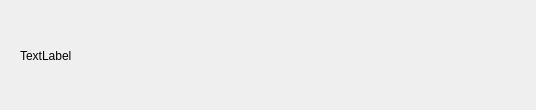
MiBeloz/ModelDepartmentTables, file src/gui/AboutDialog.ui: the form before one commit.
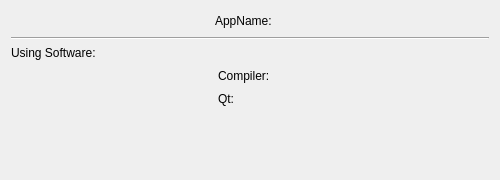
The form after the commit.

Commit message: end adding AboutDialog, clear project

The edit to the form file:
```diff
--- a/src/gui/AboutDialog.ui
+++ b/src/gui/AboutDialog.ui
@@ -6,26 +6,144 @@
    <rect>
     <x>0</x>
     <y>0</y>
-    <width>536</width>
-    <height>110</height>
+    <width>500</width>
+    <height>180</height>
    </rect>
   </property>
   <property name="windowTitle">
    <string>Dialog</string>
   </property>
-  <widget class="QLabel" name="label">
-   <property name="geometry">
-    <rect>
-     <x>20</x>
-     <y>20</y>
-     <width>431</width>
-     <height>71</height>
-    </rect>
-   </property>
-   <property name="text">
-    <string>TextLabel</string>
-   </property>
-  </widget>
+  <layout class="QVBoxLayout" name="verticalLayout">
+   <item>
+    <layout class="QGridLayout" name="gridLayout_2">
+     <item row="0" column="1">
+      <widget class="QLabel" name="labelAppName">
+       <property name="text">
+        <string>AppName:</string>
+       </property>
+      </widget>
+     </item>
+     <item row="0" column="2">
+      <widget class="QLabel" name="labelAppVer">
+       <property name="text">
+        <string/>
+       </property>
+      </widget>
+     </item>
+     <item row="0" column="0">
+      <spacer name="horizontalSpacer_3">
+       <property name="orientation">
+        <enum>Qt::Orientation::Horizontal</enum>
+       </property>
+       <property name="sizeHint" stdset="0">
+        <size>
+         <width>40</width>
+         <height>20</height>
+        </size>
+       </property>
+      </spacer>
+     </item>
+     <item row="0" column="3">
+      <spacer name="horizontalSpacer_4">
+       <property name="orientation">
+        <enum>Qt::Orientation::Horizontal</enum>
+       </property>
+       <property name="sizeHint" stdset="0">
+        <size>
+         <width>40</width>
+         <height>20</height>
+        </size>
+       </property>
+      </spacer>
+     </item>
+    </layout>
+   </item>
+   <item>
+    <widget class="Line" name="line">
+     <property name="orientation">
+      <enum>Qt::Orientation::Horizontal</enum>
+     </property>
+    </widget>
+   </item>
+   <item>
+    <widget class="QLabel" name="labelSoftwareUsed">
+     <property name="text">
+      <string>Using Software:</string>
+     </property>
+    </widget>
+   </item>
+   <item>
+    <layout class="QGridLayout" name="gridLayout">
+     <item row="1" column="3">
+      <spacer name="horizontalSpacer_2">
+       <property name="orientation">
+        <enum>Qt::Orientation::Horizontal</enum>
+       </property>
+       <property name="sizeHint" stdset="0">
+        <size>
+         <width>40</width>
+         <height>20</height>
+        </size>
+       </property>
+      </spacer>
+     </item>
+     <item row="1" column="1">
+      <widget class="QLabel" name="labelCompiler">
+       <property name="text">
+        <string>Compiler:</string>
+       </property>
+      </widget>
+     </item>
+     <item row="2" column="2">
+      <widget class="QLabel" name="labelQtVer">
+       <property name="text">
+        <string/>
+       </property>
+      </widget>
+     </item>
+     <item row="1" column="0">
+      <spacer name="horizontalSpacer">
+       <property name="orientation">
+        <enum>Qt::Orientation::Horizontal</enum>
+       </property>
+       <property name="sizeHint" stdset="0">
+        <size>
+         <width>40</width>
+         <height>20</height>
+        </size>
+       </property>
+      </spacer>
+     </item>
+     <item row="2" column="1">
+      <widget class="QLabel" name="labelQt">
+       <property name="text">
+        <string>Qt:</string>
+       </property>
+      </widget>
+     </item>
+     <item row="1" column="2">
+      <widget class="QLabel" name="labelCompilerVer">
+       <property name="text">
+        <string/>
+       </property>
+      </widget>
+     </item>
+     <item row="3" column="1">
+      <spacer name="verticalSpacer">
+       <property name="orientation">
+        <enum>Qt::Orientation::Vertical</enum>
+       </property>
+       <property name="sizeHint" stdset="0">
+        <size>
+         <width>20</width>
+         <height>40</height>
+        </size>
+       </property>
+      </spacer>
+     </item>
+    </layout>
+   </item>
+  </layout>
  </widget>
  <resources/>
  <connections/>
```
Left out of the diff: 2 changed lines with no effect on the pictures. The commit also changes 16 other files.
